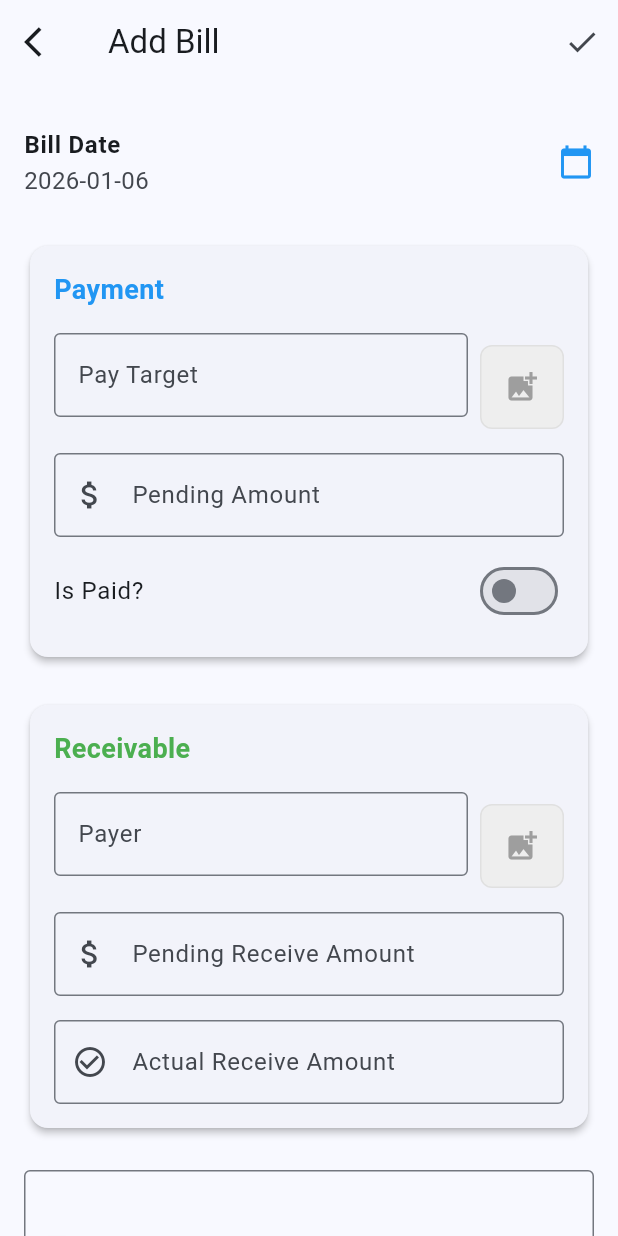
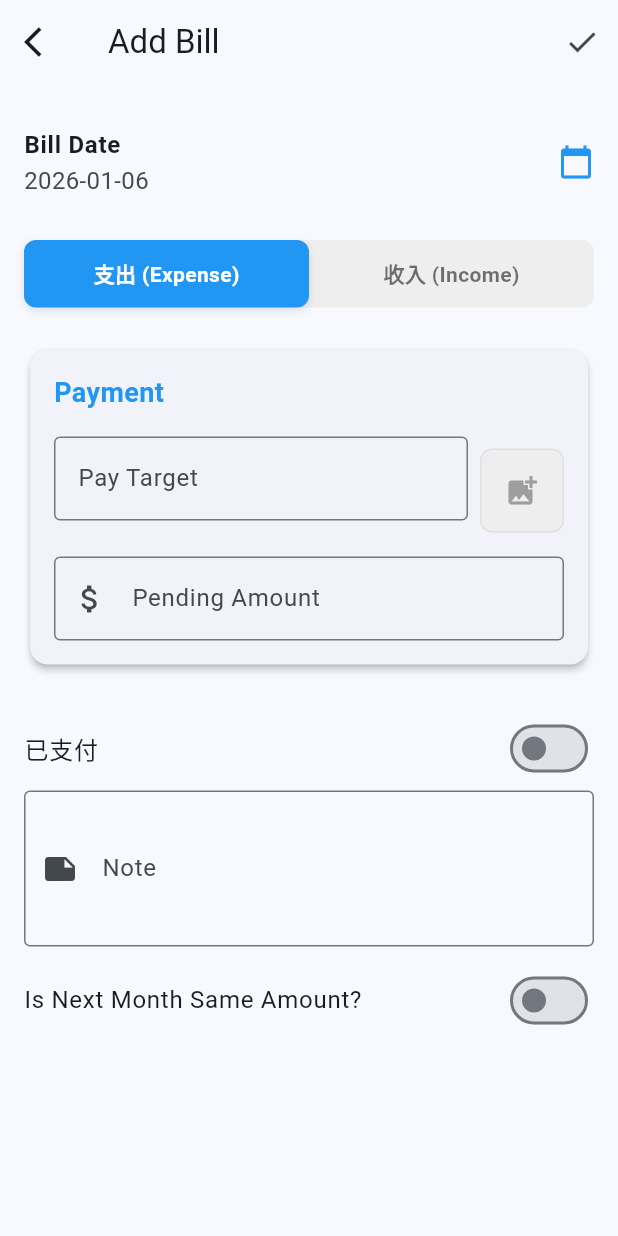
Before and after one commit to gavinkaihuang/PayRecordApp, a Flutter app: the BillFormScreen screen opened directly, on a phone screen of 412 x 824 dp. Run offline on Flutter 3.47's test engine with Material 3 defaults, Android fonts, the phone set to English and light mode, and no system bars; our stand-ins replace cached_network_image, dio, image_picker, scrollable_positioned_list, shared_preferences, table_calendar; accounts and stored records are empty.

Commit message:
修复编辑账单功能上的缺陷

```diff
--- a/lib/models/bill.dart
+++ b/lib/models/bill.dart
@@ -34,11 +34,11 @@ class Bill {
   factory Bill.fromJson(Map<String, dynamic> json) {
     return Bill(
       id: json['_id'] ?? json['id'],
-      date: DateTime.parse(json['date']),
+      date: DateTime.parse(json['date']).toLocal(),
       payTarget: json['payee'] ?? json['payTarget'] ?? '',
       pendingAmount: (json['payAmount'] ?? json['pendingAmount'])?.toDouble(),
       isPaid: json['isPaid'] ?? false,
-      actualPaidDate: json['paidDate'] != null ? DateTime.parse(json['paidDate']) : (json['actualPaidDate'] != null ? DateTime.parse(json['actualPaidDate']) : null),
+      actualPaidDate: json['paidDate'] != null ? DateTime.parse(json['paidDate']).toLocal() : (json['actualPaidDate'] != null ? DateTime.parse(json['actualPaidDate']).toLocal() : null),
       payer: json['payer'],
       receiver: json['receiver'],
       pendingReceiveAmount: (json['receiveAmount'] ?? json['pendingReceiveAmount'])?.toDouble(),
--- a/lib/screens/bill_form_screen.dart
+++ b/lib/screens/bill_form_screen.dart
@@ -3,6 +3,7 @@ import 'package:flutter/material.dart';
 import 'package:provider/provider.dart';
 import 'package:intl/intl.dart';
 import 'package:image_picker/image_picker.dart';
+import 'package:cached_network_image/cached_network_image.dart';
 import '../models/bill.dart';
 import '../providers/bill_provider.dart';
 import '../services/api_service.dart';
@@ -40,6 +41,8 @@ class _BillFormScreenState extends State<BillFormScreen> {
   String? _payeeIcon;
   String? _payerIcon;
 
+  bool _isIncomeMode = false;
+
   bool _isLoading = false;
   final ImagePicker _picker = ImagePicker();
 
@@ -61,15 +64,16 @@ class _BillFormScreenState extends State<BillFormScreen> {
     _payeeIcon = bill?.payeeIcon;
     _payerIcon = bill?.payerIcon;
 
-    _pendingAmountFocus.addListener(() {
-      if (_pendingAmountFocus.hasFocus) _checkConflict(isPay: true);
-    });
-    _pendingReceiveAmountFocus.addListener(() {
-      if (_pendingReceiveAmountFocus.hasFocus) _checkConflict(isPay: false);
-    });
-    _actualReceiveAmountFocus.addListener(() {
-      if (_actualReceiveAmountFocus.hasFocus) _checkConflict(isPay: false);
-    });
+    // Determine initial mode based on existing data
+    if (bill != null && (bill.payer != null || bill.pendingReceiveAmount != null)) {
+       _isIncomeMode = true;
+    }
+
+    // We can effectively remove the listener if we rely on explicit mode,
+    // but keeping it doesn't hurt, though we rely on _isIncomeMode for UI labels now.
+    // _payerController.addListener(() {
+    //   if (mounted) setState(() {});
+    // });
 
     _log('Opened ${widget.bill == null ? "Add" : "Edit"} Bill Form');
   }
@@ -128,74 +132,10 @@ class _BillFormScreenState extends State<BillFormScreen> {
     });
   }
 
-  Future<void> _checkConflict({required bool isPay}) async {
-    if (isPay && _receiveInfoHasData()) {
-      _log('Conflict detected: Entering Payment while Receivable exists');
-      await Future.delayed(const Duration(milliseconds: 100));
-      if (!mounted) return;
 
-      final confirm = await showDialog<bool>(
-        context: context,
-        builder: (ctx) => AlertDialog(
-          title: const Text('Conflict Detected'),
-          content: const Text('You have entered Receivable data. Do you want to clear it to enter Payment data?'),
-          actions: [
-            TextButton(
-              onPressed: () {
-                _log('User chose: Keep Both (Payment & Receivable)');
-                Navigator.pop(ctx, false);
-              },
-              child: const Text('Keep Both'),
-            ),
-            TextButton(
-              onPressed: () {
-                _log('User chose: Clear Receivable');
-                Navigator.pop(ctx, true);
-              },
-              child: const Text('Clear Receivable', style: TextStyle(color: Colors.red)),
-            ),
-          ],
-        ),
-      );
-      if (confirm == true) _clearReceiveInfo();
-    }
-
-    if (!isPay && _payInfoHasData()) {
-       _log('Conflict detected: Entering Receivable while Payment exists');
-       await Future.delayed(const Duration(milliseconds: 100));
-       if (!mounted) return;
-
-       final confirm = await showDialog<bool>(
-        context: context,
-        builder: (ctx) => AlertDialog(
-          title: const Text('Conflict Detected'),
-          content: const Text('You have entered Payment data. Do you want to clear it to enter Receivable data?'),
-          actions: [
-            TextButton(
-               onPressed: () {
-                _log('User chose: Keep Both (Payment & Receivable)');
-                Navigator.pop(ctx, false);
-              },
-              child: const Text('Keep Both'),
-            ),
-            TextButton(
-              onPressed: () {
-                _log('User chose: Clear Payment');
-                Navigator.pop(ctx, true);
-              },
-              child: const Text('Clear Payment', style: TextStyle(color: Colors.red)),
-            ),
-          ],
-        ),
-      );
-      if (confirm == true) _clearPayInfo();
-    }
-  }
 
   Future<void> _pickDate(BuildContext context, {bool isActualPaid = false}) async {
-    if (isActualPaid) {
-      _checkConflict(isPay: true);
-    }
+
 
     final initial = isActualPaid
         ? (_actualPaidDate ?? DateTime.now())
@@ -221,7 +161,7 @@ class _BillFormScreenState extends State<BillFormScreen> {
   }
 
   Future<void> _pickAndUploadIcon(bool isPayee) async {
-    await _checkConflict(isPay: isPayee);
+
 
     try {
       final XFile? image = await _picker.pickImage(source: ImageSource.gallery);
@@ -276,6 +216,21 @@ class _BillFormScreenState extends State<BillFormScreen> {
     if (!hasPay && !hasReceive) {
         // If neither is present, and we have default validators, let it fail there or show snackbar
         _log('Save attempted with empty Pay and Receive fields');
+    }
+
+    if (hasPay && hasReceive) {
+        _log('Save conflict: Both Pay and Receive data present');
+        await showDialog(
+          context: context,
+          builder: (ctx) => AlertDialog(
+            title: const Text('Data Conflict'),
+            content: const Text('You have entered data for both Expense and Income. Please clear one side before saving.'),
+            actions: [
+              TextButton(onPressed: () => Navigator.pop(ctx), child: const Text('OK')),
+            ],
+          )
+        );
+        return;
     }
 
     if (!_formKey.currentState!.validate()) {
@@ -370,7 +325,7 @@ class _BillFormScreenState extends State<BillFormScreen> {
 
               return Focus(
                 onFocusChange: (hasFocus) {
-                  if (hasFocus) onFocusAction();
+                  // if (hasFocus) onFocusAction(); // Removed conflict check on focus
                 },
                 child: TextFormField(
                   controller: textEditingController,
@@ -407,7 +362,7 @@ class _BillFormScreenState extends State<BillFormScreen> {
                 border: Border.all(color: Colors.grey.shade300),
                 image: currentIconUrl != null
                     ? DecorationImage(
-                        image: NetworkImage(
+                        image: CachedNetworkImageProvider(
                             currentIconUrl.startsWith('http')
                             ? currentIconUrl
                             : '${ApiService.serverUrl}/${currentIconUrl.startsWith('/') ? currentIconUrl.substring(1) : currentIconUrl}'
@@ -460,7 +415,69 @@ class _BillFormScreenState extends State<BillFormScreen> {
               ),
               const SizedBox(height: 16),
 
+              // Mode Toggle
+              Container(
+                width: double.infinity,
+                decoration: BoxDecoration(
+                  color: Colors.grey[200],
+                  borderRadius: BorderRadius.circular(8),
+                ),
+                child: Row(
+                  children: [
+                    Expanded(
+                      child: GestureDetector(
+                        onTap: () => setState(() => _isIncomeMode = false),
+                        child: Container(
+                          padding: const EdgeInsets.symmetric(vertical: 12),
+                          decoration: BoxDecoration(
+                            color: !_isIncomeMode ? Colors.blue : Colors.transparent,
+                            borderRadius: BorderRadius.circular(8),
+                            boxShadow: !_isIncomeMode ? [
+                              BoxShadow(color: Colors.black.withOpacity(0.1), blurRadius: 4, offset: const Offset(0, 2))
+                            ] : [],
+                          ),
+                          alignment: Alignment.center,
+                          child: Text(
+                            '支出 (Expense)',
+                            style: TextStyle(
+                              color: !_isIncomeMode ? Colors.white : Colors.black54,
+                              fontWeight: FontWeight.bold,
+                            ),
+                          ),
+                        ),
+                      ),
+                    ),
+                    Expanded(
+                      child: GestureDetector(
+                        onTap: () => setState(() => _isIncomeMode = true),
+                        child: Container(
+                          padding: const EdgeInsets.symmetric(vertical: 12),
+                          decoration: BoxDecoration(
+                            color: _isIncomeMode ? Colors.green : Colors.transparent,
+                            borderRadius: BorderRadius.circular(8),
+                            boxShadow: _isIncomeMode ? [
+                              BoxShadow(color: Colors.black.withOpacity(0.1), blurRadius: 4, offset: const Offset(0, 2))
+                            ] : [],
+                          ),
+                          alignment: Alignment.center,
+                          child: Text(
+                            '收入 (Income)',
+                            style: TextStyle(
+                              color: _isIncomeMode ? Colors.white : Colors.black54,
+                              fontWeight: FontWeight.bold,
+                            ),
+                          ),
+                        ),
+                      ),
+                    ),
+                  ],
+                ),
+              ),
+              const SizedBox(height: 24),
+
+
               // Payment Section
+              if (!_isIncomeMode)
                 Card(
                   elevation: 2,
                   shape: RoundedRectangleBorder(borderRadius: BorderRadius.circular(12)),
@@ -476,7 +493,7 @@ class _BillFormScreenState extends State<BillFormScreen> {
                           label: 'Pay Target',
                           options: provider.uniquePayees,
                           onIconPressed: () => _pickAndUploadIcon(true),
-                        onFocusAction: () => _checkConflict(isPay: true),
+                          onFocusAction: () {},
                           currentIconUrl: _payeeIcon,
                           isRequired: false,
                         ),
@@ -491,38 +508,16 @@ class _BillFormScreenState extends State<BillFormScreen> {
                           ),
                           keyboardType: TextInputType.number,
                         ),
-                      const SizedBox(height: 8),
-                      SwitchListTile(
-                        contentPadding: EdgeInsets.zero,
-                        title: const Text('Is Paid?'),
-                        value: _isPaid,
-                        onChanged: (v) {
-                           _checkConflict(isPay: true);
-                           setState(() => _isPaid = v);
-                        },
-                      ),
-                      if (_isPaid)
-                        InkWell(
-                          onTap: () => _pickDate(context, isActualPaid: true),
-                          child: InputDecorator(
-                            decoration: const InputDecoration(
-                              labelText: 'Actual Paid Date',
-                              border: OutlineInputBorder(),
-                              suffixIcon: Icon(Icons.calendar_today),
-                            ),
-                            child: Text(_actualPaidDate == null
-                                ? 'Select Date'
-                                : DateFormat('yyyy-MM-dd').format(_actualPaidDate!)),
-                          ),
-                        ),
+
                       ],
                     ),
                   ),
                 ),
 
-              const SizedBox(height: 24),
+              if (!_isIncomeMode) const SizedBox(height: 24),
 
               // Receivable Section
+              if (_isIncomeMode)
                 Card(
                   elevation: 2,
                   shape: RoundedRectangleBorder(borderRadius: BorderRadius.circular(12)),
@@ -538,7 +533,7 @@ class _BillFormScreenState extends State<BillFormScreen> {
                           label: 'Payer',
                           options: provider.uniquePayers,
                           onIconPressed: () => _pickAndUploadIcon(false),
-                        onFocusAction: () => _checkConflict(isPay: false),
+                          onFocusAction: () {},
                           currentIconUrl: _payerIcon,
                           isRequired: false,
                         ),
@@ -569,9 +564,39 @@ class _BillFormScreenState extends State<BillFormScreen> {
                   ),
                 ),
 
-              const SizedBox(height: 24),
+              if (_isIncomeMode) const SizedBox(height: 24),
 
-              // Common Section
+              SwitchListTile(
+                contentPadding: EdgeInsets.zero,
+                title: Text(_isIncomeMode ? '已接收' : '已支付'),
+                value: _isPaid,
+                onChanged: (v) {
+                   setState(() {
+                     _isPaid = v;
+                     if (_isPaid && _actualPaidDate == null) {
+                       _actualPaidDate = DateTime.now();
+                     }
+                   });
+                },
+              ),
+              if (_isPaid)
+                Padding(
+                  padding: const EdgeInsets.only(bottom: 16.0),
+                  child: InkWell(
+                    onTap: () => _pickDate(context, isActualPaid: true),
+                    child: InputDecorator(
+                      decoration: InputDecoration(
+                        labelText: _isIncomeMode ? '实际到账日期' : '实际支付日期',
+                        border: const OutlineInputBorder(),
+                        suffixIcon: const Icon(Icons.calendar_today),
+                      ),
+                      child: Text(_actualPaidDate == null
+                          ? 'Select Date'
+                          : DateFormat('yyyy-MM-dd').format(_actualPaidDate!)),
+                    ),
+                  ),
+                ),
+
               TextFormField(
                 controller: _noteController,
                 decoration: const InputDecoration(
@@ -589,6 +614,9 @@ class _BillFormScreenState extends State<BillFormScreen> {
                 onChanged: (v) => setState(() => _isNextMonthSame = v),
               ),
               const SizedBox(height: 32),
+
+
+
             ],
           ),
         ),
--- a/pubspec.yaml
+++ b/pubspec.yaml
@@ -41,6 +41,7 @@ dependencies:
   table_calendar: ^3.2.0
   scrollable_positioned_list: ^0.3.8
   image_picker: ^1.2.1
+  cached_network_image: ^3.4.1
 
 dev_dependencies:
   flutter_test:
```
Also changed, not shown: lib/widgets/bill_item.dart (+9 -4 lines), pubspec.lock, 1 other file. Lines whose indentation alone changed are shown as unchanged.
